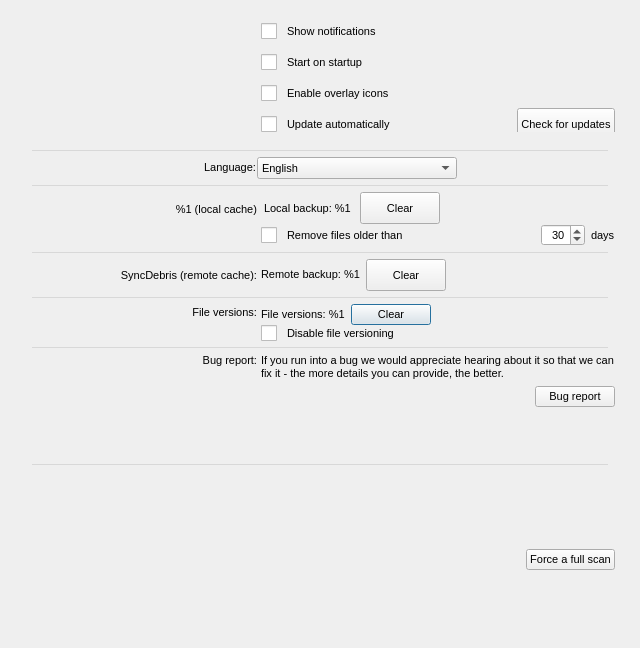
First picture: the form in src/MEGASync/gui/macx/SettingsDialog.ui, repository meganz/MEGAsync, before the edit.
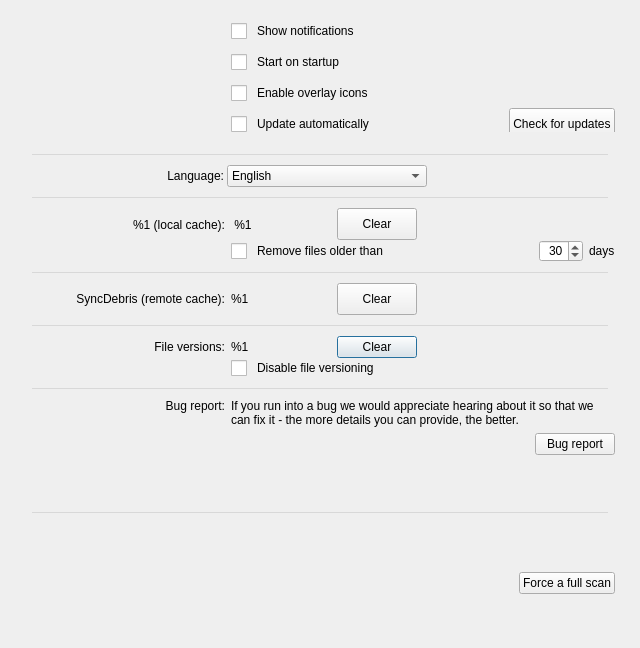
Second picture: the form after the edit. The open tabs and pages were chosen to show the change. Icons and pictures are not drawn. Custom widgets are drawn as their Qt base class.

Commit message: Layout changes for general pane

```diff
--- a/src/MEGASync/gui/macx/SettingsDialog.ui
+++ b/src/MEGASync/gui/macx/SettingsDialog.ui
@@ -32,12 +32,7 @@
    <string>Preferences - MEGAsync</string>
   </property>
   <property name="styleSheet">
-   <string notr="true">QWidget
-{
-font-size: 11px;
-}
-
-QGroupBox {
+   <string notr="true">QGroupBox {
   border-radius: 3px;
   border-top: 2px inset rgba(0,0,0,0.05);
   border-left: 1px inset rgba(0,0,0,0.05);
@@ -176,7 +171,6 @@
   background-color: rgba(0,0,0,0.1);
 }
 
-
 /* Security pane css props*/
 
 #lRecoveryKeyTitle, #lChangePasswordTitle
@@ -237,10 +231,13 @@
       <string notr="true"/>
      </property>
      <property name="currentIndex">
-      <number>5</number>
+      <number>0</number>
      </property>
      <widget class="QWidget" name="pGeneral">
       <layout class="QVBoxLayout" name="verticalLayout_25">
+       <property name="spacing">
+        <number>10</number>
+       </property>
        <property name="leftMargin">
         <number>0</number>
        </property>
@@ -267,7 +264,7 @@
            <height>16777215</height>
           </size>
          </property>
-         <layout class="QGridLayout" name="gridLayout" rowstretch="0" columnminimumwidth="232,0">
+         <layout class="QGridLayout" name="gridLayout" rowstretch="0" columnminimumwidth="200,0">
           <property name="leftMargin">
            <number>25</number>
           </property>
@@ -281,7 +278,7 @@
            <number>12</number>
           </property>
           <property name="horizontalSpacing">
-           <number>4</number>
+           <number>6</number>
           </property>
           <property name="verticalSpacing">
            <number>0</number>
@@ -556,7 +553,7 @@
            <verstretch>0</verstretch>
           </sizepolicy>
          </property>
-         <layout class="QGridLayout" name="gridLayout_2" columnminimumwidth="232,0,0">
+         <layout class="QGridLayout" name="gridLayout_2" columnminimumwidth="200,0,0">
           <property name="leftMargin">
            <number>25</number>
           </property>
@@ -570,7 +567,7 @@
            <number>0</number>
           </property>
           <property name="horizontalSpacing">
-           <number>0</number>
+           <number>2</number>
           </property>
           <item row="0" column="1">
            <widget class="QWidget" name="wContainerLanguage" native="true">
@@ -716,7 +713,7 @@
        </item>
        <item>
         <widget class="QWidget" name="gDebris" native="true">
-         <layout class="QGridLayout" name="gridLayout_4" columnminimumwidth="232,0">
+         <layout class="QGridLayout" name="gridLayout_4" columnminimumwidth="200,0">
           <property name="leftMargin">
            <number>25</number>
           </property>
@@ -730,7 +727,7 @@
            <number>0</number>
           </property>
           <property name="horizontalSpacing">
-           <number>4</number>
+           <number>6</number>
           </property>
           <property name="verticalSpacing">
            <number>0</number>
@@ -753,7 +750,7 @@
              <item>
               <widget class="QLabel" name="lLocalDebris">
                <property name="text">
-                <string>%1 (local cache)</string>
+                <string>%1 (local cache):</string>
                </property>
                <property name="alignment">
                 <set>Qt::AlignRight|Qt::AlignTrailing|Qt::AlignVCenter</set>
@@ -766,7 +763,7 @@
                 <enum>Qt::Vertical</enum>
                </property>
                <property name="sizeType">
-                <enum>QSizePolicy::Maximum</enum>
+                <enum>QSizePolicy::Fixed</enum>
                </property>
                <property name="sizeHint" stdset="0">
                 <size>
@@ -826,6 +823,12 @@
                 </property>
                 <item>
                  <widget class="QLabel" name="lCacheSize">
+                  <property name="minimumSize">
+                   <size>
+                    <width>100</width>
+                    <height>0</height>
+                   </size>
+                  </property>
                   <property name="focusPolicy">
                    <enum>Qt::StrongFocus</enum>
                   </property>
@@ -836,7 +839,10 @@
                    <string notr="true">margin-top: 2px;</string>
                   </property>
                   <property name="text">
-                   <string>Local backup: %1</string>
+                   <string> %1</string>
+                  </property>
+                  <property name="indent">
+                   <number>0</number>
                   </property>
                  </widget>
                 </item>
@@ -878,6 +884,9 @@
              <item>
               <widget class="QWidget" name="wScheduler" native="true">
                <layout class="QHBoxLayout" name="horizontalLayout_2">
+                <property name="spacing">
+                 <number>-1</number>
+                </property>
                 <property name="leftMargin">
                  <number>0</number>
                 </property>
@@ -1003,7 +1012,7 @@
        </item>
        <item>
         <widget class="QWidget" name="gSyncDebris" native="true">
-         <layout class="QGridLayout" name="gridLayout_5" columnminimumwidth="232,0">
+         <layout class="QGridLayout" name="gridLayout_5" columnminimumwidth="200,0">
           <property name="leftMargin">
            <number>25</number>
           </property>
@@ -1017,7 +1026,7 @@
            <number>0</number>
           </property>
           <property name="horizontalSpacing">
-           <number>4</number>
+           <number>6</number>
           </property>
           <item row="0" column="1">
            <widget class="QWidget" name="wRemoteCache" native="true">
@@ -1048,6 +1057,12 @@
                  <verstretch>0</verstretch>
                 </sizepolicy>
                </property>
+               <property name="minimumSize">
+                <size>
+                 <width>100</width>
+                 <height>0</height>
+                </size>
+               </property>
                <property name="focusPolicy">
                 <enum>Qt::StrongFocus</enum>
                </property>
@@ -1055,10 +1070,10 @@
                 <string>Folder in MEGA with a backup of files deleted in the local computer</string>
                </property>
                <property name="text">
-                <string>Remote backup: %1</string>
+                <string>%1</string>
                </property>
                <property name="margin">
-                <number>2</number>
+                <number>0</number>
                </property>
               </widget>
              </item>
@@ -1171,7 +1186,7 @@
        </item>
        <item>
         <widget class="QWidget" name="gVersions" native="true">
-         <layout class="QGridLayout" name="gridLayout_6" columnminimumwidth="232,0">
+         <layout class="QGridLayout" name="gridLayout_6" columnminimumwidth="200,0">
           <property name="leftMargin">
            <number>25</number>
           </property>
@@ -1185,7 +1200,7 @@
            <number>0</number>
           </property>
           <property name="horizontalSpacing">
-           <number>4</number>
+           <number>6</number>
           </property>
           <item row="0" column="0">
            <widget class="QWidget" name="wVersions" native="true">
@@ -1218,7 +1233,7 @@
                 <enum>Qt::Vertical</enum>
                </property>
                <property name="sizeType">
-                <enum>QSizePolicy::Maximum</enum>
+                <enum>QSizePolicy::Fixed</enum>
                </property>
                <property name="sizeHint" stdset="0">
                 <size>
@@ -1278,14 +1293,23 @@
                     <verstretch>0</verstretch>
                    </sizepolicy>
                   </property>
+                  <property name="minimumSize">
+                   <size>
+                    <width>100</width>
+                    <height>0</height>
+                   </size>
+                  </property>
                   <property name="focusPolicy">
                    <enum>Qt::StrongFocus</enum>
                   </property>
                   <property name="text">
-                   <string>File versions: %1</string>
+                   <string>%1</string>
                   </property>
                   <property name="margin">
-                   <number>2</number>
+                   <number>0</number>
+                  </property>
+                  <property name="indent">
+                   <number>0</number>
                   </property>
                  </widget>
                 </item>
@@ -1316,22 +1340,53 @@
               </widget>
              </item>
              <item>
-              <widget class="QCheckBox" name="cFileVersioning">
-               <property name="minimumSize">
-                <size>
-                 <width>145</width>
-                 <height>0</height>
-                </size>
-               </property>
-               <property name="maximumSize">
-                <size>
-                 <width>16777215</width>
-                 <height>16777215</height>
-                </size>
-               </property>
-               <property name="text">
-                <string>Disable file versioning</string>
-               </property>
+              <widget class="QWidget" name="widget_4" native="true">
+               <layout class="QHBoxLayout" name="horizontalLayout_14">
+                <property name="leftMargin">
+                 <number>0</number>
+                </property>
+                <property name="topMargin">
+                 <number>0</number>
+                </property>
+                <property name="rightMargin">
+                 <number>0</number>
+                </property>
+                <property name="bottomMargin">
+                 <number>0</number>
+                </property>
+                <item>
+                 <widget class="QCheckBox" name="cFileVersioning">
+                  <property name="minimumSize">
+                   <size>
+                    <width>145</width>
+                    <height>0</height>
+                   </size>
+                  </property>
+                  <property name="maximumSize">
+                   <size>
+                    <width>16777215</width>
+                    <height>16777215</height>
+                   </size>
+                  </property>
+                  <property name="text">
+                   <string>Disable file versioning</string>
+                  </property>
+                 </widget>
+                </item>
+                <item>
+                 <spacer name="horizontalSpacer_9">
+                  <property name="orientation">
+                   <enum>Qt::Horizontal</enum>
+                  </property>
+                  <property name="sizeHint" stdset="0">
+                   <size>
+                    <width>227</width>
+                    <height>20</height>
+                   </size>
+                  </property>
+                 </spacer>
+                </item>
+               </layout>
               </widget>
              </item>
             </layout>
@@ -1383,7 +1438,7 @@
        </item>
        <item>
         <widget class="QWidget" name="gBugReport" native="true">
-         <layout class="QGridLayout" name="gridLayout_7" columnminimumwidth="232,0">
+         <layout class="QGridLayout" name="gridLayout_7" columnminimumwidth="200,0">
           <property name="leftMargin">
            <number>25</number>
           </property>
@@ -1397,7 +1452,7 @@
            <number>0</number>
           </property>
           <property name="horizontalSpacing">
-           <number>4</number>
+           <number>6</number>
           </property>
           <property name="verticalSpacing">
            <number>0</number>
@@ -1423,7 +1478,7 @@
                 <string>Bug report:</string>
                </property>
                <property name="alignment">
-                <set>Qt::AlignRight|Qt::AlignTrailing|Qt::AlignVCenter</set>
+                <set>Qt::AlignRight|Qt::AlignTop|Qt::AlignTrailing</set>
                </property>
               </widget>
              </item>
@@ -1432,6 +1487,9 @@
                <property name="orientation">
                 <enum>Qt::Vertical</enum>
                </property>
+               <property name="sizeType">
+                <enum>QSizePolicy::Minimum</enum>
+               </property>
                <property name="sizeHint" stdset="0">
                 <size>
                  <width>20</width>
@@ -1517,6 +1575,9 @@
          <property name="orientation">
           <enum>Qt::Vertical</enum>
          </property>
+         <property name="sizeType">
+          <enum>QSizePolicy::Expanding</enum>
+         </property>
          <property name="sizeHint" stdset="0">
           <size>
            <width>20</width>
@@ -1565,9 +1626,7 @@
           </size>
          </property>
          <property name="font">
-          <font>
-           <pointsize>-1</pointsize>
-          </font>
+          <font/>
          </property>
          <property name="styleSheet">
           <string notr="true"/>
@@ -3165,9 +3224,7 @@
              </size>
             </property>
             <property name="font">
-             <font>
-              <pointsize>-1</pointsize>
-             </font>
+             <font/>
             </property>
             <property name="focusPolicy">
              <enum>Qt::StrongFocus</enum>
@@ -4139,7 +4196,7 @@
           <string/>
          </property>
          <property name="icon">
-          <iconset resource="../Resources_macx.qrc">
+          <iconset resource="../Resources_linux.qrc">
            <normaloff>:/images/separator line.png</normaloff>:/images/separator line.png</iconset>
          </property>
          <property name="iconSize">
```
Left out of the diff: 2 changed lines with no effect on the pictures. The commit also changes 1 other file.
